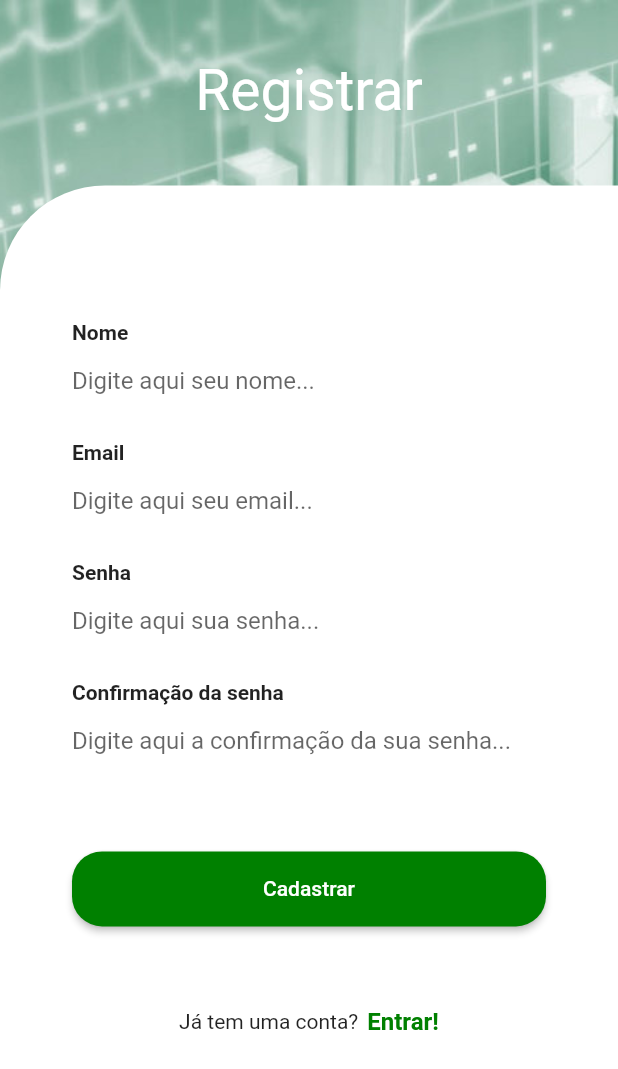
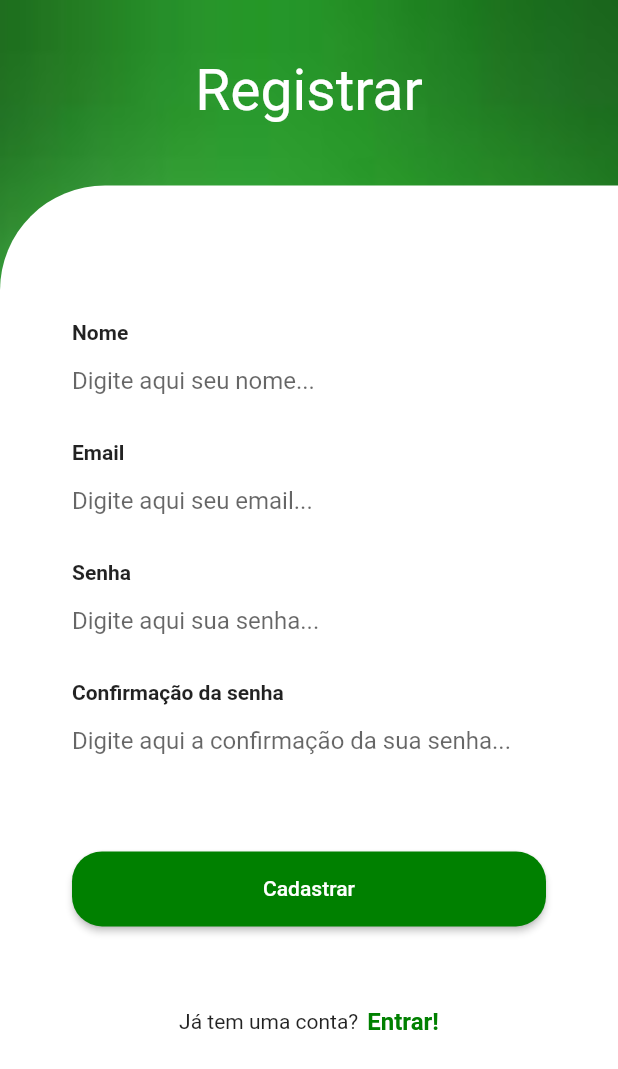
Before and after one commit to rodrigobastosv/richme, a Flutter app: the screen it shows after launch, after a tap on "Entrar", after a tap on "Crie!", on a phone screen of 412 x 824 dp. Shown: the top 1069 px of the screen. Run offline on Flutter 3.47's test engine with Material 2 defaults, Android fonts, the phone set to English and light mode, and no system bars; our stand-ins replace bloc, equatable, flutter_bloc, sqflite; missing offline and left inert: crypt; accounts and stored records are empty.

```diff
--- a/lib/src/app/page/sign_in/sign_in_view.dart
+++ b/lib/src/app/page/sign_in/sign_in_view.dart
@@ -15,7 +15,7 @@ class _SignInViewState extends State<SignInView> {
       body: Container(
         decoration: BoxDecoration(
           image: DecorationImage(
-            image: AssetImage('assets/images/background.jpg'),
+            image: AssetImage('assets/images/background.jpeg'),
             fit: BoxFit.cover,
           ),
         ),
--- a/lib/src/app/page/sign_up/sign_up_view.dart
+++ b/lib/src/app/page/sign_up/sign_up_view.dart
@@ -10,7 +10,7 @@ class SignUpView extends StatelessWidget {
       body: Container(
         decoration: BoxDecoration(
           image: DecorationImage(
-            image: AssetImage('assets/images/background.jpg'),
+            image: AssetImage('assets/images/background.jpeg'),
             fit: BoxFit.cover,
           ),
         ),
```
Also changed, not shown: assets/images/background.jpeg (added), assets/images/background.jpg (deleted), assets/images/logo.jpg (deleted).
